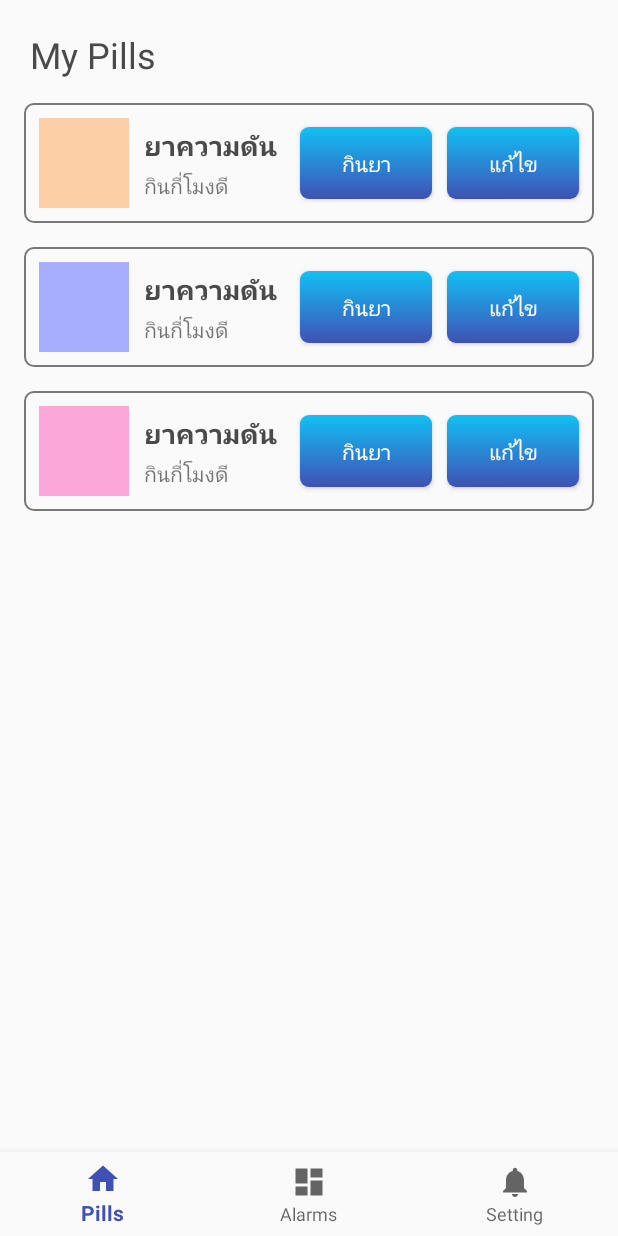
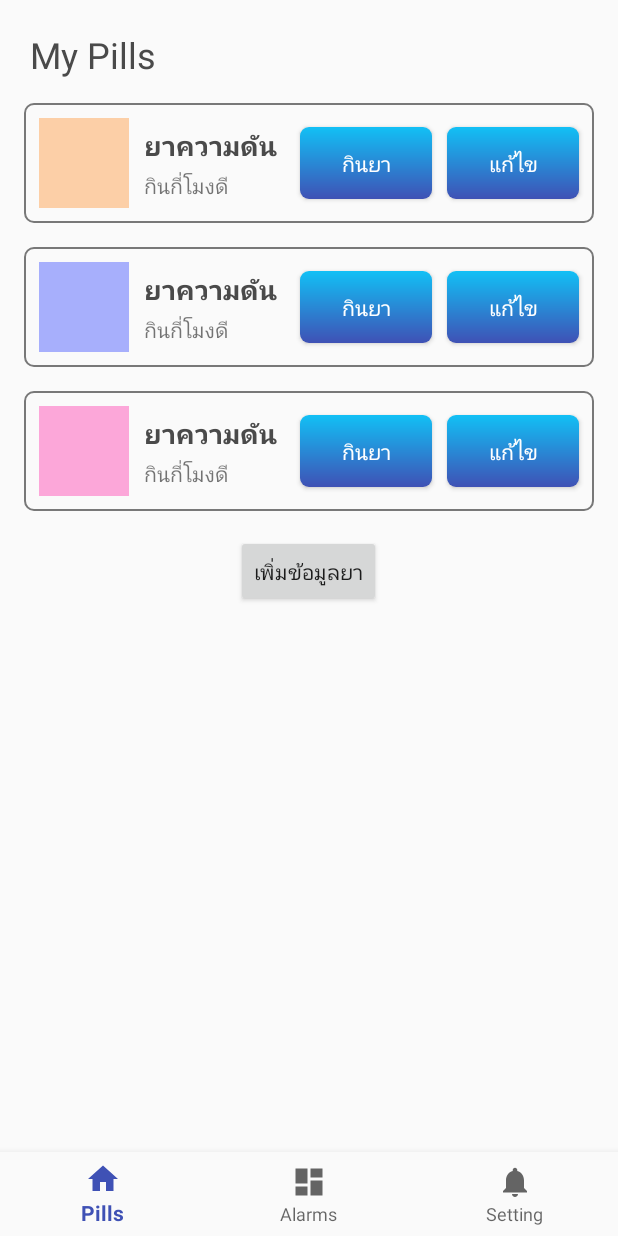
Before and after one commit to iamteerawut/se_project, an Android app: the screen it shows after launch (MainActivity), on a phone screen of 412 x 824 dp. Run offline under Robolectric (Android 15) with nearby library versions, the phone set to English and light mode, and no system bars; 1 statement that could not run was skipped.

Commit message:
Optimized pill page UI

```diff
--- a/Pillminder/app/src/main/java/com/se/pillminder/MainActivity.java
+++ b/Pillminder/app/src/main/java/com/se/pillminder/MainActivity.java
@@ -18,21 +18,21 @@ public class MainActivity extends AppCompatActivity {
         @Override
         public boolean onNavigationItemSelected(@NonNull MenuItem item) {
             switch (item.getItemId()) {
-                case R.id.navigation_home:
+                case R.id.navigation_pill:
                     setTitle("Pill Page");
                     PillPage fragmentPill = new PillPage();
                     FragmentTransaction fragmentTransactionPill = getSupportFragmentManager().beginTransaction();
                     fragmentTransactionPill.replace(R.id.content, fragmentPill, "FragmentName");
                     fragmentTransactionPill.commit();
                     return true;
-                case R.id.navigation_dashboard:
+                case R.id.navigation_alarm:
                     setTitle("Alert Page");
                     AlertPage fragmentAlert = new AlertPage();
                     FragmentTransaction fragmentTransactionAlert = getSupportFragmentManager().beginTransaction();
                     fragmentTransactionAlert.replace(R.id.content, fragmentAlert, "FragmentName");
                     fragmentTransactionAlert.commit();
                     return true;
-                case R.id.navigation_notifications:
+                case R.id.navigation_setting:
                     setTitle("Setting Page");
                     SettingPage fragmentSetting = new SettingPage();
                     FragmentTransaction fragmentTransactionSetting = getSupportFragmentManager().beginTransaction();
@@ -58,7 +58,7 @@ public class MainActivity extends AppCompatActivity {
         fragmentTransaction.replace(R.id.content, fragment, "FragmentName");
         fragmentTransaction.commit();
 
-        Button mAddPill = (Button) findViewById(R.id.editbutton);
+        Button mAddPill = (Button) findViewById(R.id.add_pill);
         mAddPill.setOnClickListener(new View.OnClickListener() {
             @Override
             public void onClick(View view) {
--- a/Pillminder/app/src/main/res/layout/fragment_pill_page.xml
+++ b/Pillminder/app/src/main/res/layout/fragment_pill_page.xml
@@ -84,7 +84,7 @@
                 android:text="แก้ไข"
                 android:layout_width="wrap_content"
                 android:layout_height="wrap_content"
-                android:id="@+id/editbutton"/>
+                android:id="@+id/add_pill"/>
 
         </LinearLayout>
 
@@ -220,7 +220,13 @@
 
         </LinearLayout>
 
+        <Button
+            android:id="@+id/button"
+            android:layout_gravity="center"
+            android:layout_width="wrap_content"
+            android:layout_height="wrap_content"
+            android:text="เพิ่มข้อมูลยา" />
+
     </LinearLayout>
 
-
 </FrameLayout>
--- a/Pillminder/app/src/main/res/menu/navigation.xml
+++ b/Pillminder/app/src/main/res/menu/navigation.xml
@@ -2,17 +2,17 @@
 <menu xmlns:android="http://schemas.android.com/apk/res/android">
 
     <item
-        android:id="@+id/navigation_home"
+        android:id="@+id/navigation_pill"
         android:icon="@drawable/ic_home_black_24dp"
         android:title="Pills" />
 
     <item
-        android:id="@+id/navigation_dashboard"
+        android:id="@+id/navigation_alarm"
         android:icon="@drawable/ic_dashboard_black_24dp"
         android:title="Alarms" />
 
     <item
-        android:id="@+id/navigation_notifications"
+        android:id="@+id/navigation_setting"
         android:icon="@drawable/ic_notifications_black_24dp"
         android:title="Setting" />
 
```
Also changed, not shown: Pillminder/app/src/main/res/layout/dialog_addpill.xml (+21 -0 lines).
